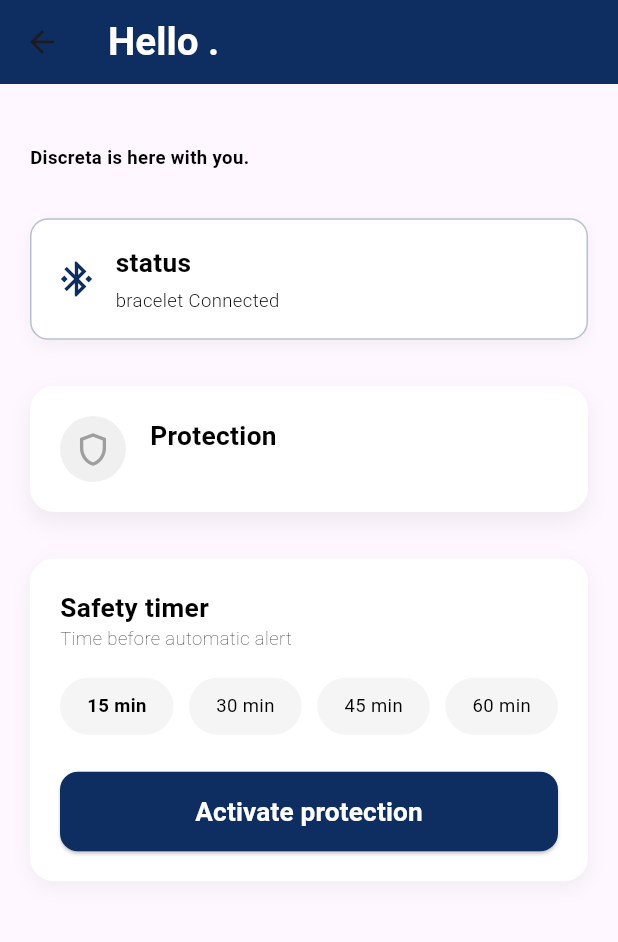
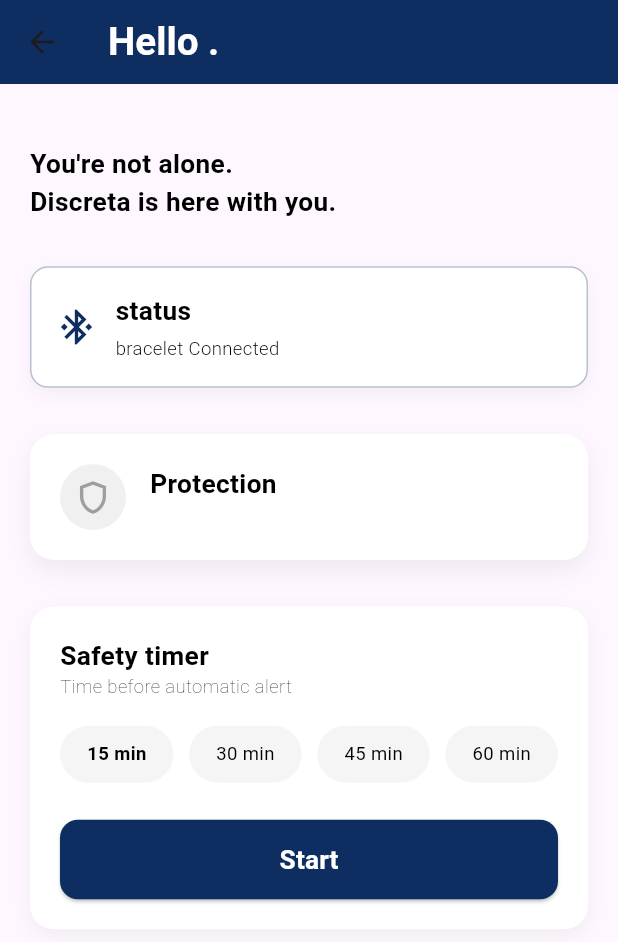
Before and after one commit to ItsmePatrice/Discreta, a Flutter app: the HomePage screen opened directly, on a phone screen of 412 x 824 dp. Shown: the top 942 px of the screen. Run offline on Flutter 3.47's test engine with Material 3 defaults, Android fonts, the phone set to English and light mode, and no system bars; our stand-ins replace connectivity_plus, firebase_auth, firebase_core, flutter_screenutil, google_sign_in, logger and 1 more; accounts and stored records are empty.

Commit message:
Home page message looks better

```diff
--- a/discreta/lib/app/src/1_Front_end/lib/Screens/home_screen.dart
+++ b/discreta/lib/app/src/1_Front_end/lib/Screens/home_screen.dart
@@ -357,7 +357,7 @@ class _HomePageState extends State<HomePage>
               child: DiscretaText(
                 text: _isProtectionActive
                     ? AppLocalizations.of(context)!.stop
-                    : AppLocalizations.of(context)!.activateProtection,
+                    : AppLocalizations.of(context)!.start,
                 size: TextSize.medium,
                 fontWeight: FontWeight.w600,
                 color: Colors.white,
@@ -393,7 +393,14 @@ class _HomePageState extends State<HomePage>
 
                   DiscretaText(
                     text: AppLocalizations.of(context)!.discretaWelcomeMessage,
-                    size: TextSize.small,
+                    size: TextSize.medium,
+                    fontWeight: FontWeight.bold,
+                  ),
+                  DiscretaText(
+                    text: AppLocalizations.of(
+                      context,
+                    )!.discretaReassuranceMessage,
+                    size: TextSize.medium,
                     fontWeight: FontWeight.bold,
                   ),
                   SizedBox(height: 30.h),
--- a/discreta/lib/l10n/app_en.arb
+++ b/discreta/lib/l10n/app_en.arb
@@ -15,12 +15,13 @@
   "guide": "Guide",
   "profile": "Profile",
   "greeting": "Hello",
-  "discretaWelcomeMessage": "Discreta is here with you.",
+  "discretaWelcomeMessage": "You're not alone.",
+  "discretaReassuranceMessage": "Discreta is here with you.",
   "status": "status",
   "connected": "bracelet Connected",
   "notConnected": "bracelet not connected",
   "safetyTimer": "Safety timer",
-  "activateProtection": "Activate protection",
+  "start": "Start",
   "stop": "Stop",
   "alertIn": "Your contacts will be alerted in",
   "protection": "Protection",
--- a/discreta/lib/l10n/app_fr.arb
+++ b/discreta/lib/l10n/app_fr.arb
@@ -15,12 +15,13 @@
   "guide": "Guide",
   "profile": "Profil",
   "greeting": "Bonjour",
-  "discretaWelcomeMessage": "Discreta est là avec vous.",
+  "discretaWelcomeMessage": "Vous n'êtes pas seule.",
+  "discretaReassuranceMessage": "Discreta est là avec vous.",
   "status": "status",
   "connected": "bracelet connecté",
   "notConnected": "bracelet non connecté",
   "safetyTimer": "Minuteur de sécurité",
-  "activateProtection": "Démarrer la protection",
+  "start": "Démarrer",
   "stop": "Arrêter",
   "alertIn": "Vos contacts seront alertés dans",
   "protection": "Protection",
--- a/discreta/lib/l10n/app_localizations.dart
+++ b/discreta/lib/l10n/app_localizations.dart
@@ -197,8 +197,14 @@ abstract class AppLocalizations {
   /// No description provided for @discretaWelcomeMessage.
   ///
   /// In en, this message translates to:
+  /// **'You\'re not alone.'**
+  String get discretaWelcomeMessage;
+
+  /// No description provided for @discretaReassuranceMessage.
+  ///
+  /// In en, this message translates to:
   /// **'Discreta is here with you.'**
-  String get discretaWelcomeMessage;
+  String get discretaReassuranceMessage;
 
   /// No description provided for @status.
   ///
@@ -224,11 +230,11 @@ abstract class AppLocalizations {
   /// **'Safety timer'**
   String get safetyTimer;
 
-  /// No description provided for @activateProtection.
+  /// No description provided for @start.
   ///
   /// In en, this message translates to:
-  /// **'Activate protection'**
-  String get activateProtection;
+  /// **'Start'**
+  String get start;
 
   /// No description provided for @stop.
   ///
--- a/discreta/lib/l10n/app_localizations_en.dart
+++ b/discreta/lib/l10n/app_localizations_en.dart
@@ -61,7 +61,10 @@ class AppLocalizationsEn extends AppLocalizations {
   String get greeting => 'Hello';
 
   @override
-  String get discretaWelcomeMessage => 'Discreta is here with you.';
+  String get discretaWelcomeMessage => 'You\'re not alone.';
+
+  @override
+  String get discretaReassuranceMessage => 'Discreta is here with you.';
 
   @override
   String get status => 'status';
@@ -76,7 +79,7 @@ class AppLocalizationsEn extends AppLocalizations {
   String get safetyTimer => 'Safety timer';
 
   @override
-  String get activateProtection => 'Activate protection';
+  String get start => 'Start';
 
   @override
   String get stop => 'Stop';
--- a/discreta/lib/l10n/app_localizations_fr.dart
+++ b/discreta/lib/l10n/app_localizations_fr.dart
@@ -61,7 +61,10 @@ class AppLocalizationsFr extends AppLocalizations {
   String get greeting => 'Bonjour';
 
   @override
-  String get discretaWelcomeMessage => 'Discreta est là avec vous.';
+  String get discretaWelcomeMessage => 'Vous n\'êtes pas seule.';
+
+  @override
+  String get discretaReassuranceMessage => 'Discreta est là avec vous.';
 
   @override
   String get status => 'status';
@@ -76,7 +79,7 @@ class AppLocalizationsFr extends AppLocalizations {
   String get safetyTimer => 'Minuteur de sécurité';
 
   @override
-  String get activateProtection => 'Démarrer la protection';
+  String get start => 'Démarrer';
 
   @override
   String get stop => 'Arrêter';
```
